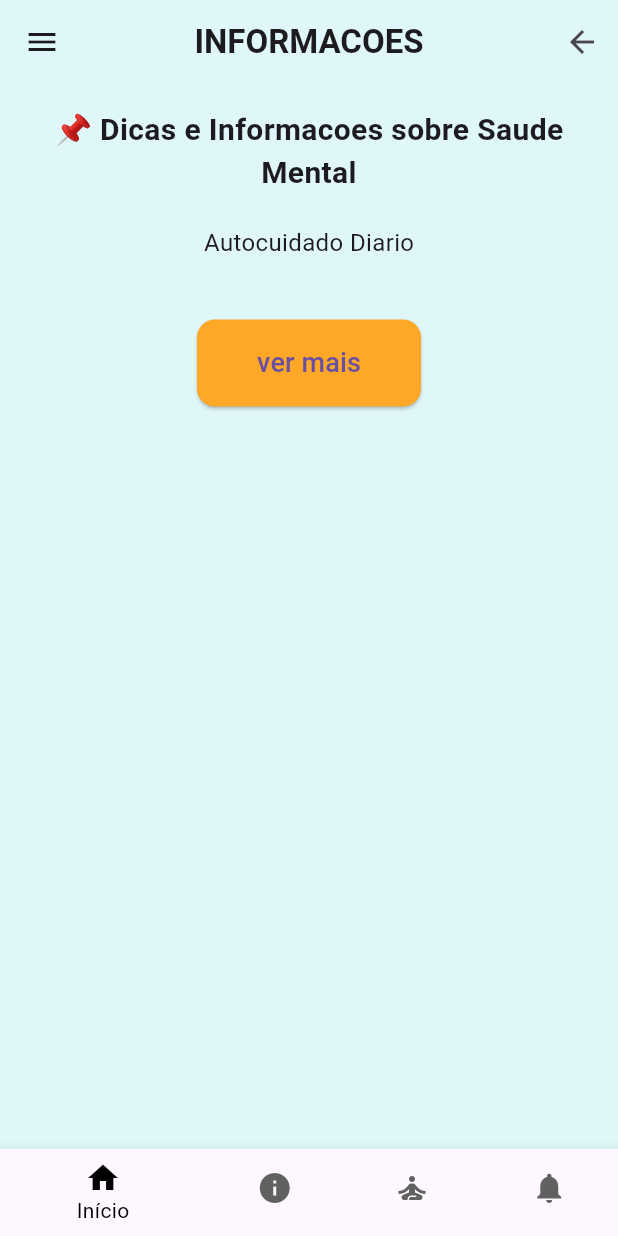
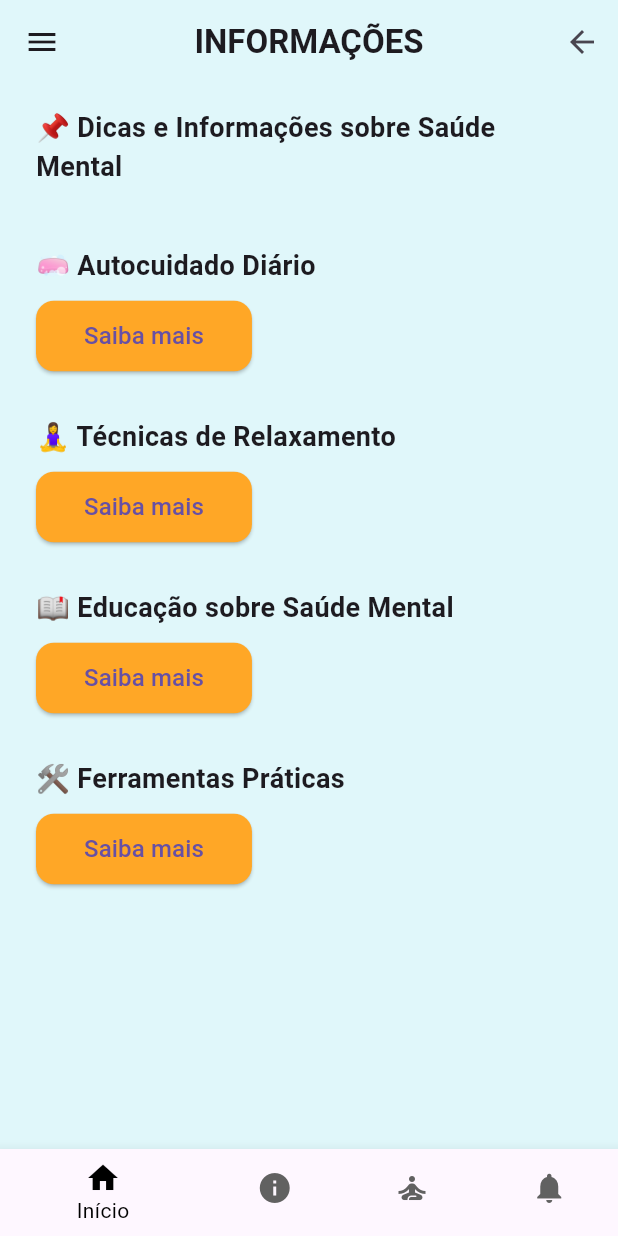
Before and after one commit to RichardSilva12/serena_app, a Flutter app: the InfoView screen opened by its route, on a phone screen of 412 x 824 dp. Run offline on Flutter 3.47's test engine with Material 3 defaults, Android fonts, the light colour scheme and no system bars.

Commit message:
info e segunda tela quiz

```diff
--- a/lib/views/info/home_info.dart
+++ b/lib/views/info/home_info.dart
@@ -1,6 +1,6 @@
 import 'package:flutter/material.dart';
 
-import '../../core/footer.dart'; // Importa seu footer
+import '../../core/footer.dart';
 
 class InfoView extends StatelessWidget {
   const InfoView({super.key});
@@ -13,13 +13,13 @@ class InfoView extends StatelessWidget {
         backgroundColor: Colors.transparent,
         elevation: 0,
         title: const Text(
-          'INFORMACOES',
+          'INFORMAÇÕES',
           style: TextStyle(fontWeight: FontWeight.bold),
         ),
         centerTitle: true,
         leading: IconButton(
           icon: const Icon(Icons.menu),
-          onPressed: () {}, // Implementar Drawer se quiser
+          onPressed: () {},
         ),
         actions: [
           IconButton(
@@ -29,40 +29,78 @@ class InfoView extends StatelessWidget {
         ],
       ),
       body: SingleChildScrollView(
-        child: Padding(
         padding: const EdgeInsets.symmetric(horizontal: 24, vertical: 16),
         child: Column(
-            crossAxisAlignment: CrossAxisAlignment.center,
+          crossAxisAlignment: CrossAxisAlignment.start,
           children: [
-              const Text(
-                '📌 Dicas e Informacoes sobre Saude Mental',
-                style: TextStyle(fontSize: 20, fontWeight: FontWeight.bold),
-                textAlign: TextAlign.center,
+            _buildInfoSection(
+              context,
+              emoji: '📌',
+              title: 'Dicas e Informações sobre Saúde Mental',
+              routeName: '/infoDicas',
+              showButton: false,
             ),
-              const SizedBox(height: 20),
-              const Text(
-                'Autocuidado Diario',
-                style: TextStyle(fontSize: 16),
-                textAlign: TextAlign.justify,
+            _buildInfoSection(
+              context,
+              emoji: '🧼',
+              title: 'Autocuidado Diário',
+              routeName: '/infoAutocuidado',
             ),
-              const SizedBox(height: 40),
+            _buildInfoSection(
+              context,
+              emoji: '🧘‍♀️',
+              title: 'Técnicas de Relaxamento',
+              routeName: '/infoRelaxamento',
+            ),
+            _buildInfoSection(
+              context,
+              emoji: '📖',
+              title: 'Educação sobre Saúde Mental',
+              routeName: '/infoEducacao',
+            ),
+            _buildInfoSection(
+              context,
+              emoji: '🛠️',
+              title: 'Ferramentas Práticas',
+              routeName: '/infoFerramentas',
+            ),
+          ],
+        ),
+      ),
+      bottomNavigationBar: const AppFooter(currentIndex: 0),
+    );
+  }
+
+  /// Função auxiliar para construir os blocos de informação
+  Widget _buildInfoSection(
+    BuildContext context, {
+    required String emoji,
+    required String title,
+    required String routeName,
+    bool showButton = true,
+  }) {
+    return Column(
+      crossAxisAlignment: CrossAxisAlignment.start,
+      children: [
+        Text(
+          '$emoji $title',
+          style: const TextStyle(fontSize: 18, fontWeight: FontWeight.bold),
+        ),
+      const SizedBox(height: 10),
+      if (showButton)
         ElevatedButton(
           style: ElevatedButton.styleFrom(
             backgroundColor: Colors.orange[400],
-                  padding: const EdgeInsets.symmetric(horizontal: 40, vertical: 16),
+            padding: const EdgeInsets.symmetric(horizontal: 32, vertical: 12),
             shape: RoundedRectangleBorder(
               borderRadius: BorderRadius.circular(12),
             ),
           ),
-                onPressed: () => Navigator.pushNamed(context, '/'),
-                child: const Text('ver mais', style: TextStyle(fontSize: 18)),
+          onPressed: () => Navigator.pushNamed(context, routeName),
+          child: const Text('Saiba mais', style: TextStyle(fontSize: 16)),
         ),
-              const SizedBox(height: 20),
+      const SizedBox(height: 30),
       ],
-          ),
-        ),
-      ),
-      bottomNavigationBar: const AppFooter(currentIndex: 0), // Defina o índice correspondente
     );
   }
 }
```
Lines whose indentation alone changed are shown as unchanged.
